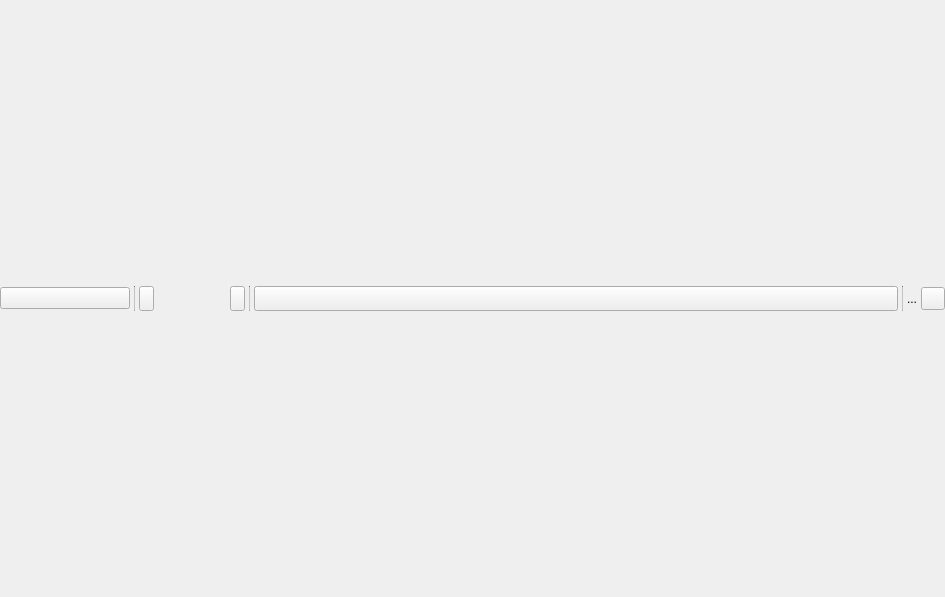
Before: the Qt Designer form library/tulip-gui/designer/WorkspacePanel.ui in vadivelselvaraj/TulipGLImprovement, drawn with Qt 5.
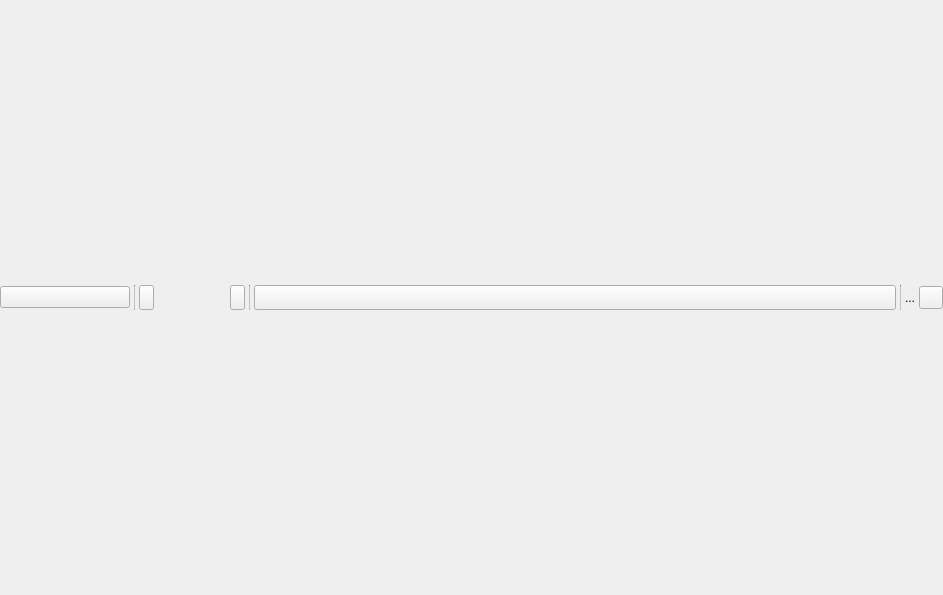
After: the same form once the commit is applied. Icons and pictures are not drawn. Custom widgets are drawn as their Qt base class.

Commit message: - improve TreeViewComboBox implementation :      * make it more generic (can be used with any Qt model)      * ensure synchronisation with the model      * when clicking on the combo box, resize the popup to the contents size      * also expand all items in the model when displaying the popup (they still can be collapsed) - fix sf bug #3605073

The edit to the form file:
```diff
--- a/library/tulip-gui/designer/WorkspacePanel.ui
+++ b/library/tulip-gui/designer/WorkspacePanel.ui
@@ -6,8 +6,8 @@
    <rect>
     <x>0</x>
     <y>0</y>
-    <width>945</width>
-    <height>597</height>
+    <width>943</width>
+    <height>595</height>
    </rect>
   </property>
   <property name="acceptDrops">
@@ -227,7 +227,7 @@
           <rect>
            <x>0</x>
            <y>0</y>
-           <width>76</width>
+           <width>79</width>
            <height>25</height>
           </rect>
          </property>
@@ -293,7 +293,7 @@
          </size>
         </property>
         <property name="sizeAdjustPolicy">
-         <enum>QComboBox::AdjustToMinimumContentsLength</enum>
+         <enum>QComboBox::AdjustToContents</enum>
         </property>
        </widget>
       </item>
```
Left out of the diff: 15 changed lines with no effect on the pictures. The commit also changes 8 other files.
